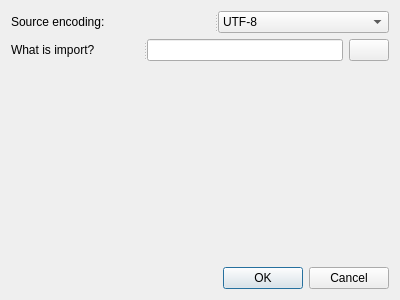
axsapronov/bQella, file src/dialogs/import/importdialog/importdialog.ui: the form before one commit.
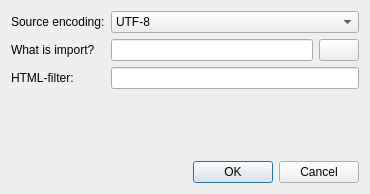
The form after the commit.

Commit message: Rename lineEdit to LE

```diff
--- a/src/dialogs/import/importdialog/importdialog.ui
+++ b/src/dialogs/import/importdialog/importdialog.ui
@@ -6,8 +6,8 @@
    <rect>
     <x>0</x>
     <y>0</y>
-    <width>400</width>
-    <height>300</height>
+    <width>370</width>
+    <height>194</height>
    </rect>
   </property>
   <property name="windowTitle">
@@ -15,15 +15,13 @@
   </property>
   <layout class="QGridLayout" name="gridLayout">
    <item row="0" column="0">
-    <widget class="QSplitter" name="splitter">
-     <property name="orientation">
-      <enum>Qt::Horizontal</enum>
-     </property>
-     <widget class="QLabel" name="label">
+    <widget class="QLabel" name="sEncoding">
       <property name="text">
        <string>Source encoding:</string>
       </property>
      </widget>
+   </item>
+   <item row="0" column="1">
      <widget class="QComboBox" name="cBEncoding">
       <item>
        <property name="text">
@@ -81,19 +79,15 @@
        </property>
       </item>
      </widget>
-    </widget>
    </item>
    <item row="1" column="0">
-    <widget class="QSplitter" name="splitter_2">
-     <property name="orientation">
-      <enum>Qt::Horizontal</enum>
-     </property>
-     <widget class="QLabel" name="label_2">
+    <widget class="QLabel" name="sWhatsImport">
       <property name="text">
        <string>What is import?</string>
       </property>
      </widget>
-     <widget class="QWidget" name="layoutWidget">
+   </item>
+   <item row="1" column="1">
       <layout class="QHBoxLayout" name="horizontalLayout">
        <item>
         <widget class="QLineEdit" name="lEImportFile"/>
@@ -106,10 +100,18 @@
         </widget>
        </item>
       </layout>
-     </widget>
-    </widget>
    </item>
    <item row="2" column="0">
+    <widget class="QLabel" name="sHtmlFilter">
+     <property name="text">
+      <string>HTML-filter:</string>
+     </property>
+    </widget>
+   </item>
+   <item row="2" column="1">
+    <widget class="QLineEdit" name="LEHtmlFilter"/>
+   </item>
+   <item row="3" column="0">
     <spacer name="verticalSpacer">
      <property name="orientation">
       <enum>Qt::Vertical</enum>
@@ -122,7 +124,7 @@
      </property>
     </spacer>
    </item>
-   <item row="3" column="0">
+   <item row="4" column="0" colspan="2">
     <widget class="QDialogButtonBox" name="buttonBox">
      <property name="orientation">
       <enum>Qt::Horizontal</enum>
```
Left out of the diff: 2 changed lines with no effect on the pictures. Lines whose indentation alone changed are shown as unchanged. The commit also changes 11 other files.
